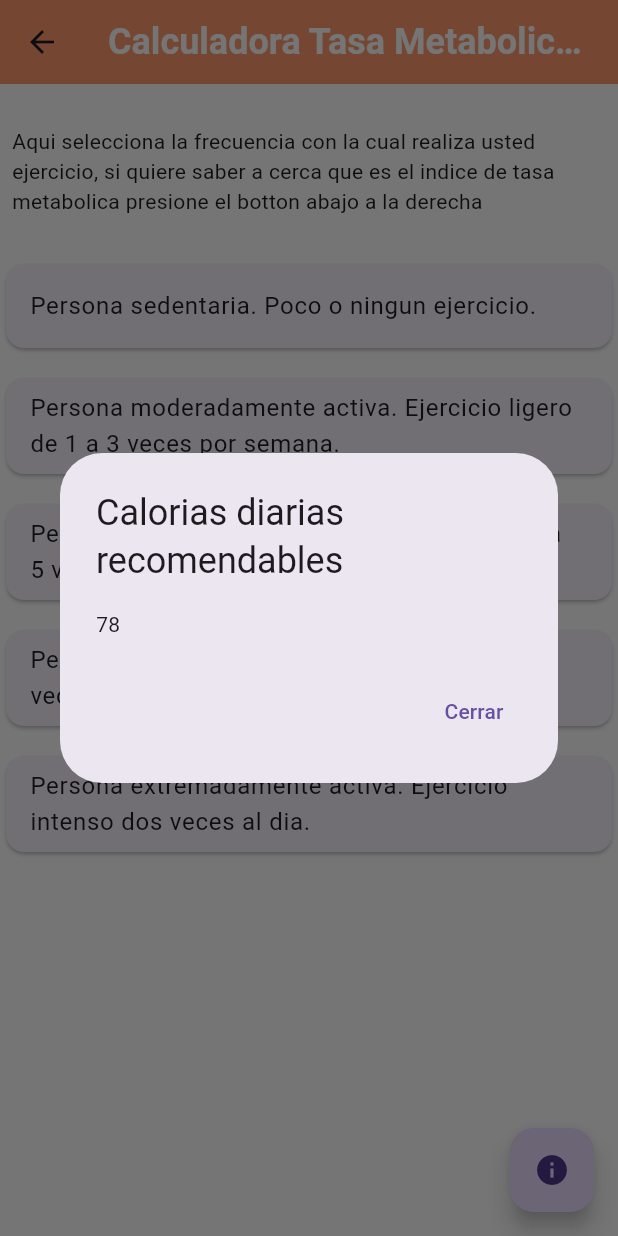
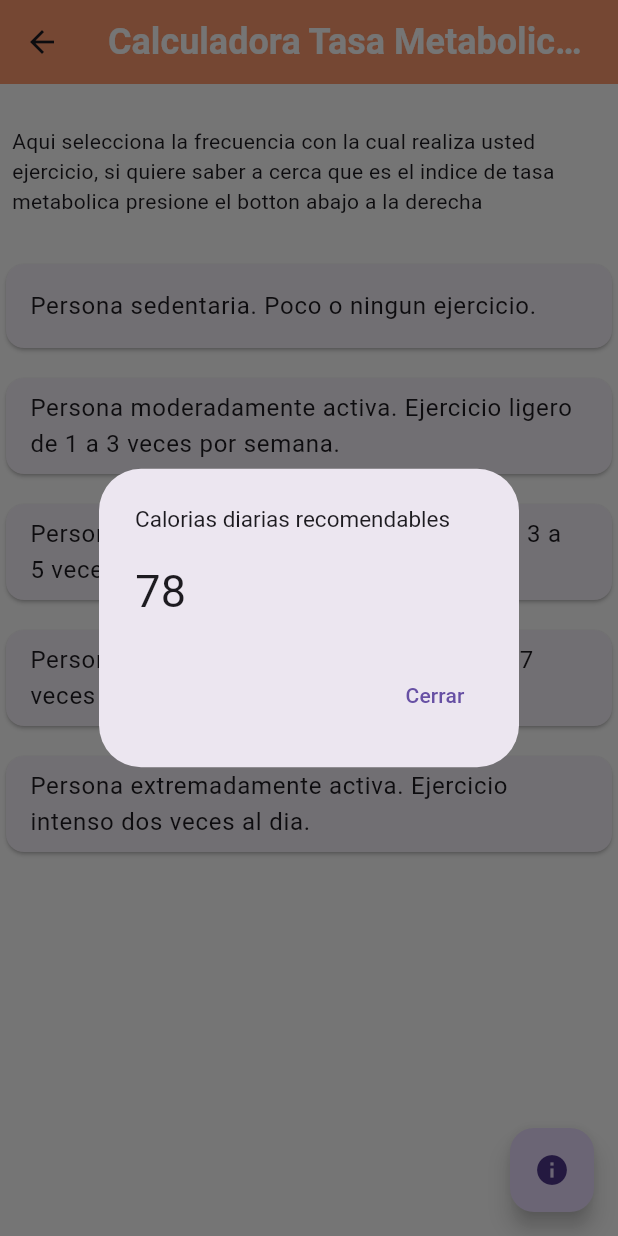
Before and after one commit to juanmxxx/gym, a Flutter app: the TBMCalculatorScreen screen opened directly with empty values, after a tap on "Persona sedentaria. Poco o ningun ejerci", on a phone screen of 412 x 824 dp. Run offline on Flutter 3.47's test engine with Material 3 defaults, Android fonts, the phone set to English and light mode, and no system bars; our stand-ins replace adaptive_theme, floor, sqflite; accounts and stored records are empty; generated files the repository leaves out were written again; network calls fail.

Commit message:
Correccion errores

```diff
--- a/lib/screens/user/TBM_calculator_screen.dart
+++ b/lib/screens/user/TBM_calculator_screen.dart
@@ -123,9 +123,15 @@ class CardEjerciseFrequency extends StatelessWidget {
             context: context,
             builder: (BuildContext context) {
               return AlertDialog(
-                title: Text('Calorias diarias recomendables'),
+                title: Text(
+                  'Calorias diarias recomendables',
+                  style: TextStyle(fontSize: 15),
+                ),
 
-                content: Text(recomendado.toString()), //Meter resultado
+                content: Text(
+                  recomendado.toString(),
+                  style: TextStyle(fontSize: 30),
+                ), //Meter resultado
                 actions: <Widget>[
                   TextButton(
                     child: Text('Cerrar'),
--- a/lib/screens/user/user_params_screen.dart
+++ b/lib/screens/user/user_params_screen.dart
@@ -190,7 +190,7 @@ class ParamRow extends StatelessWidget {
                           ? '  (Actualizado el ${formatDate(lastHeightUpdate!)})'
                           : '  (Actualizado el ${formatDate(lastAgeUpdate!)})'),
                   style:
-                      TextStyle(fontSize: 14), // smaller font size for the date
+                      TextStyle(fontSize: 11), // smaller font size for the date
                 ),
               ],
             ),
```
